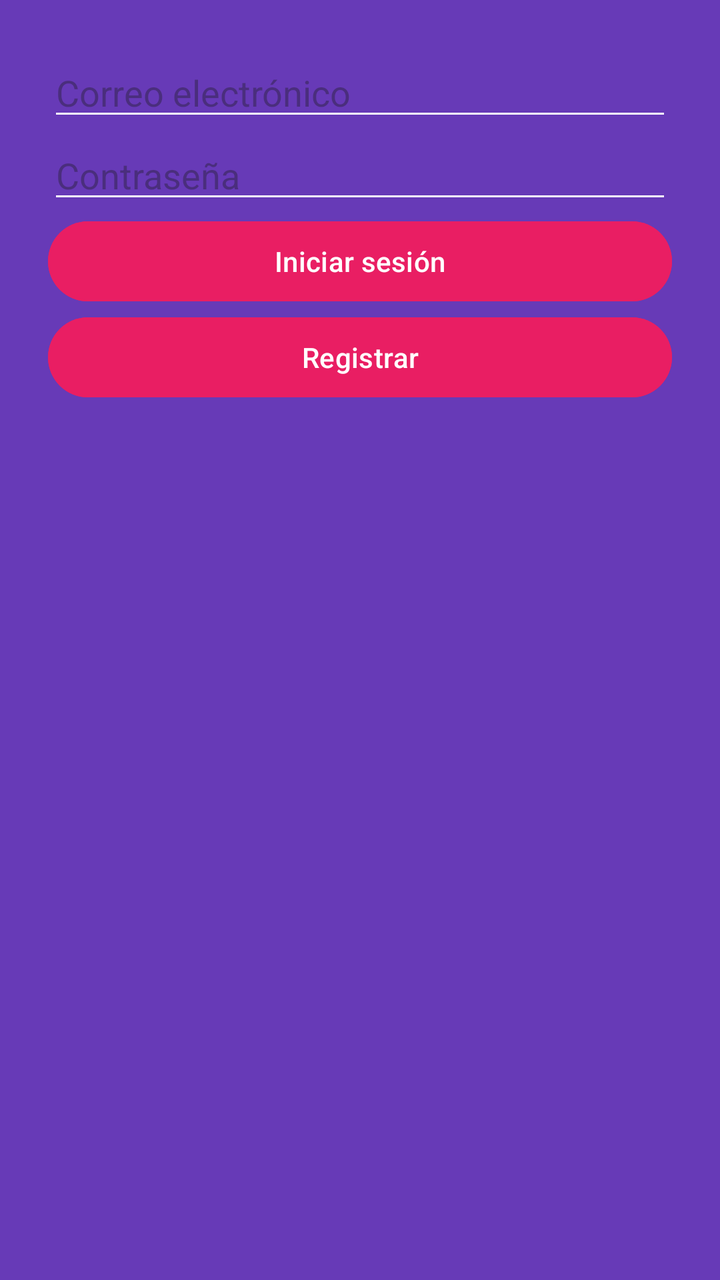
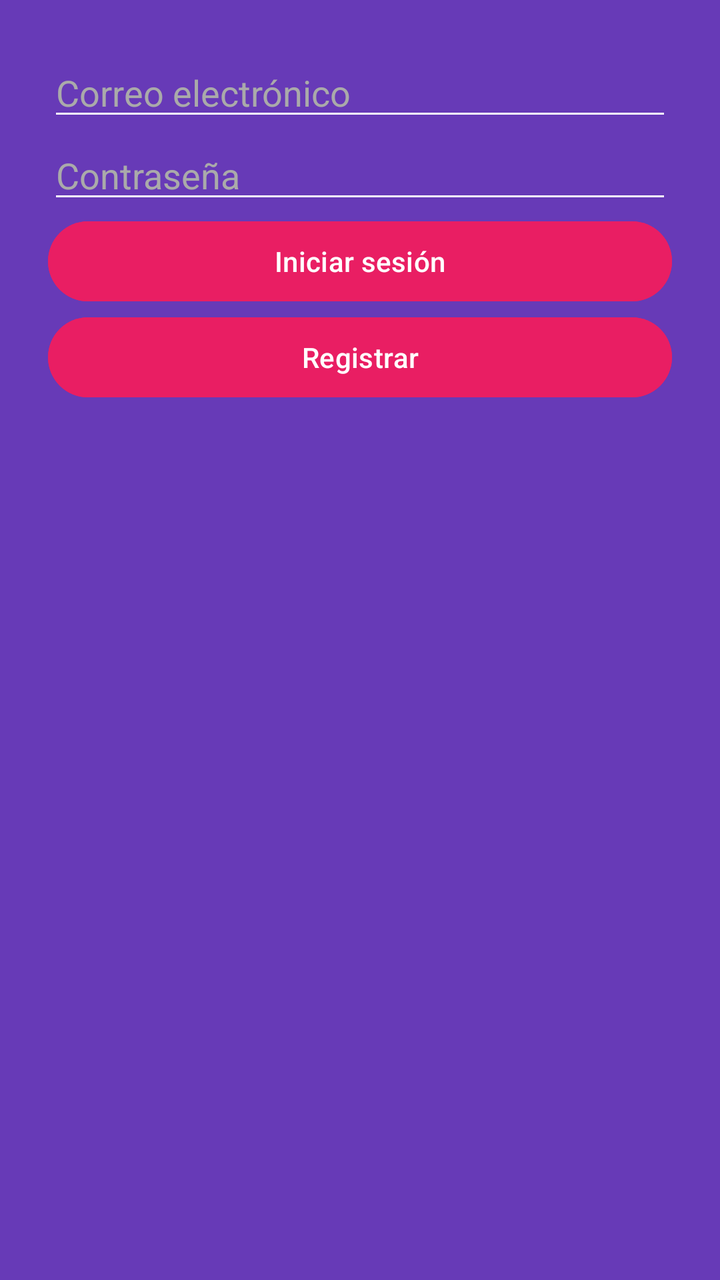

Screens rendered from an Android XML layout before and after an edit, with the pre-edit source and the edit as a unified diff.
<!-- AndroidManifest.xml: application theme Theme.Agencia_viajes -->
<!-- res/layout/activity_main.xml -->
<LinearLayout
    xmlns:android="http://schemas.android.com/apk/res/android"
    android:layout_width="match_parent"
    android:layout_height="match_parent"
    android:orientation="vertical"
    android:background="@color/background"
    android:padding="24dp">

    
    <EditText
        android:id="@+id/etEmail"
        android:layout_width="match_parent"
        android:layout_height="wrap_content"
        android:hint="@string/hint_email"
        android:inputType="textEmailAddress"
        android:backgroundTint="@color/white"
        android:textColor="@color/textobotones"
        android:hintTextColor="@color/textobotones"/>

    
    <EditText
        android:id="@+id/etPassword"
        android:layout_width="match_parent"
        android:layout_height="wrap_content"
        android:hint="@string/hint_password"
        android:inputType="textPassword"
        android:backgroundTint="@color/textobotones"
        android:textColor="@color/textobotones"
        android:hintTextColor="@color/textobotones"/>

    
    <Button
        android:id="@+id/btnLogin"
        android:layout_width="match_parent"
        android:layout_height="wrap_content"
        android:text="@string/btn_login"
        android:backgroundTint="@color/botones"
        android:textColor="@color/textobotones"/>

    
    <Button
        android:id="@+id/btnRegister"
        android:layout_width="match_parent"
        android:layout_height="wrap_content"
        android:text="@string/btn_register"
        android:backgroundTint="@color/botones"
        android:textColor="@color/textobotones"/>

</LinearLayout>
<!-- resources referenced by this layout -->
<resources>
  <color name="background">#673AB7</color>
  <color name="botones">#E91E63</color>
  <color name="textobotones">#FFFFFF</color>
  <color name="white">#FFFFFFFF</color>
  <string name="btn_login">Iniciar sesión</string>
  <string name="btn_register">Registrar</string>
  <string name="hint_email">Correo electrónico</string>
  <string name="hint_password">Contraseña</string>
  <style name="Theme.Agencia_viajes" parent="Base.Theme.Agencia_viajes" />
  <style name="Base.Theme.Agencia_viajes" parent="Theme.Material3.DayNight.NoActionBar">
          
          
      </style>
</resources>

<!-- the commit's change to res/layout/activity_main.xml (unified diff, before → after) -->
@@ -6,18 +6,16 @@
     android:background="@color/background"
     android:padding="24dp">
 
-    
     <EditText
         android:id="@+id/etEmail"
         android:layout_width="match_parent"
         android:layout_height="wrap_content"
         android:hint="@string/hint_email"
         android:inputType="textEmailAddress"
-        android:backgroundTint="@color/white"
-        android:textColor="@color/textobotones"
-        android:hintTextColor="@color/textobotones"/>
+        android:backgroundTint="@color/textobotones"
+        android:textColor="@android:color/black"
+        android:textColorHint="@android:color/darker_gray"/>
 
-    
     <EditText
         android:id="@+id/etPassword"
         android:layout_width="match_parent"
@@ -25,25 +23,22 @@
         android:hint="@string/hint_password"
         android:inputType="textPassword"
         android:backgroundTint="@color/textobotones"
-        android:textColor="@color/textobotones"
-        android:hintTextColor="@color/textobotones"/>
+        android:textColor="@android:color/black"
+        android:textColorHint="@android:color/darker_gray"/>
 
-    
     <Button
         android:id="@+id/btnLogin"
         android:layout_width="match_parent"
         android:layout_height="wrap_content"
         android:text="@string/btn_login"
         android:backgroundTint="@color/botones"
-        android:textColor="@color/textobotones"/>
+        android:textColor="@android:color/white"/>
 
-    
     <Button
         android:id="@+id/btnRegister"
         android:layout_width="match_parent"
         android:layout_height="wrap_content"
         android:text="@string/btn_register"
         android:backgroundTint="@color/botones"
-        android:textColor="@color/textobotones"/>
-
+        android:textColor="@android:color/white"/>
 </LinearLayout>
<!-- resource entries referenced after the edit -->
@@ -3,7 +3,6 @@
   <color name="background">#673AB7</color>
   <color name="botones">#E91E63</color>
   <color name="textobotones">#FFFFFF</color>
-  <color name="white">#FFFFFFFF</color>
   <string name="btn_login">Iniciar sesión</string>
   <string name="btn_register">Registrar</string>
   <string name="hint_email">Correo electrónico</string>
